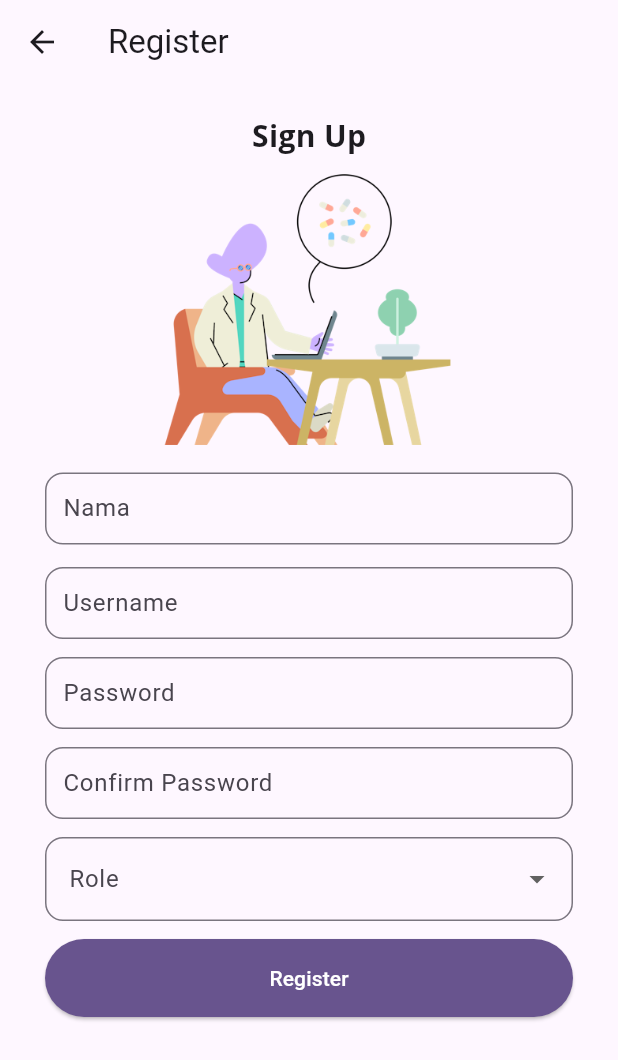
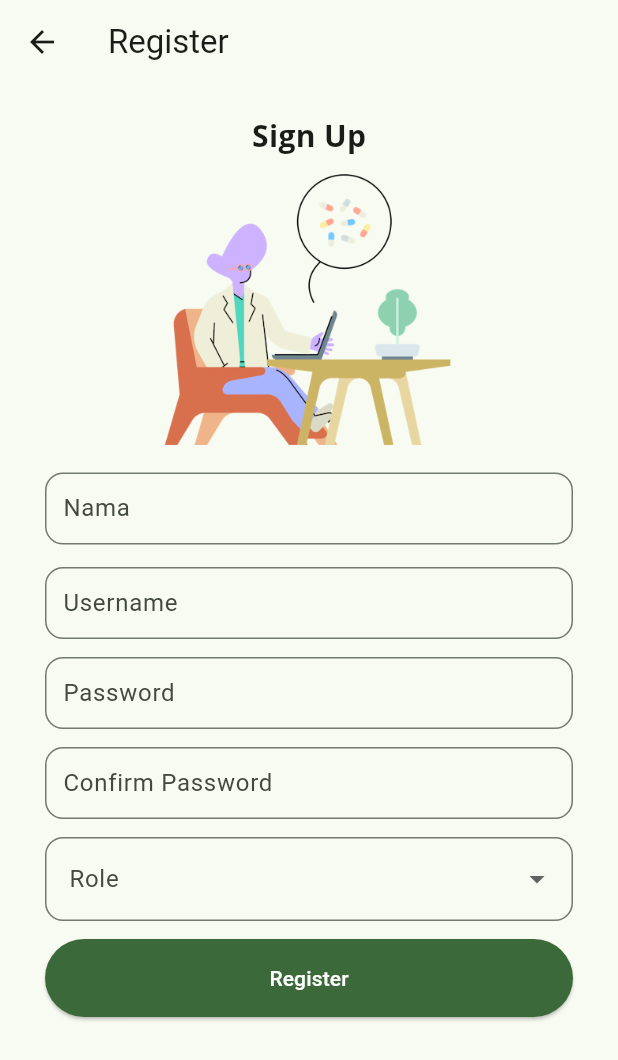
Before and after one commit to PBP24-D10/sobat-mobile, a Flutter app: the screen it shows after launch, after a tap on "Register", on a phone screen of 412 x 824 dp. Shown: the top 1060 px of the screen. Run offline on Flutter 3.47's test engine with Material 3 defaults, Android fonts, the phone set to English and light mode, and no system bars; our stand-ins replace cookie_jar, font_awesome_flutter, google_fonts, google_nav_bar, image_picker, quickalert; missing offline and left inert: pbp_django_auth.

Commit message:
App colors

```diff
--- a/lib/authentication/login.dart
+++ b/lib/authentication/login.dart
@@ -14,9 +14,6 @@ class LoginApp extends StatelessWidget {
       title: 'Login',
       theme: ThemeData(
         useMaterial3: true,
-        colorScheme: ColorScheme.fromSwatch(
-          primarySwatch: Colors.deepPurple,
-        ).copyWith(secondary: Colors.deepPurple[400]),
       ),
       home: const LoginPage(),
     );
@@ -31,10 +28,8 @@ class LoginPage extends StatefulWidget {
 }
 
 class _LoginPageState extends State<LoginPage> {
-  final TextEditingController _namaController = TextEditingController();
   final TextEditingController _usernameController = TextEditingController();
   final TextEditingController _passwordController = TextEditingController();
-  final TextEditingController _roleController = TextEditingController();
 
   @override
   Widget build(BuildContext context) {
@@ -53,7 +48,7 @@ class _LoginPageState extends State<LoginPage> {
               child: Text(
                 "SOBAT",
                 style: GoogleFonts.openSans(
-                  textStyle: TextStyle(
+                  textStyle: const TextStyle(
                     fontSize: 30,
                     fontWeight: FontWeight.bold,
                   ),
@@ -63,7 +58,7 @@ class _LoginPageState extends State<LoginPage> {
             Text(
               "Log in on Sobat :)",
               style: GoogleFonts.openSans(
-                textStyle: TextStyle(
+                textStyle: const TextStyle(
                   fontSize: 15,
                   fontWeight: FontWeight.w300,
                 ),
@@ -181,7 +176,7 @@ class _LoginPageState extends State<LoginPage> {
                     style: ElevatedButton.styleFrom(
                       foregroundColor: Colors.white,
                       minimumSize: Size(double.infinity, 50),
-                      backgroundColor: Theme.of(context).colorScheme.primary,
+                      backgroundColor: Theme.of(context).primaryColor,
                       padding: const EdgeInsets.symmetric(vertical: 16.0),
                     ),
                     child: const Text('Login'),
@@ -190,13 +185,14 @@ class _LoginPageState extends State<LoginPage> {
                   Row(
                     mainAxisAlignment: MainAxisAlignment.center,
                     children: [
-                      Text(
+                      const Text(
                         'Don\'t have an account?',
                         style: TextStyle(
-                          color: Theme.of(context).colorScheme.primary,
+                          color: Colors.black,
                           fontSize: 16.0,
                         ),
                       ),
+                      const SizedBox(width: 4),
                       GestureDetector(
                         onTap: () {
                           Navigator.push(
--- a/lib/main.dart
+++ b/lib/main.dart
@@ -1,4 +1,5 @@
 import 'package:flutter/material.dart';
+import 'package:sobat_mobile/colors.dart';
 import 'package:sobat_mobile/daftar_favorite/screens/daftar_favorite.dart';
 import 'package:sobat_mobile/drug/screens/list_drugentry.dart';
 import 'package:sobat_mobile/homepage.dart';
@@ -27,7 +28,8 @@ class MyApp extends StatelessWidget {
         debugShowCheckedModeBanner: false,
         title: 'Sobat',
         theme: ThemeData(
-          colorScheme: ColorScheme.fromSeed(seedColor: Colors.deepPurple),
+        primaryColor: AppColors.primary,
+          colorScheme: ColorScheme.fromSeed(seedColor: AppColors.primary),
           useMaterial3: true,
         ),
         home: const LoginPage(),
```
Also changed, not shown: lib/widgets/left_drawer.dart (+10 -6 lines).
